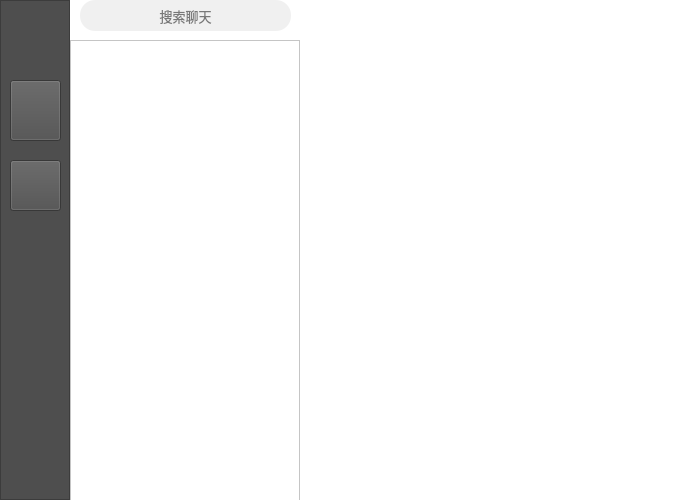
joshmiao/LiteChat, file client/litechat_interface.ui: the form before one commit.
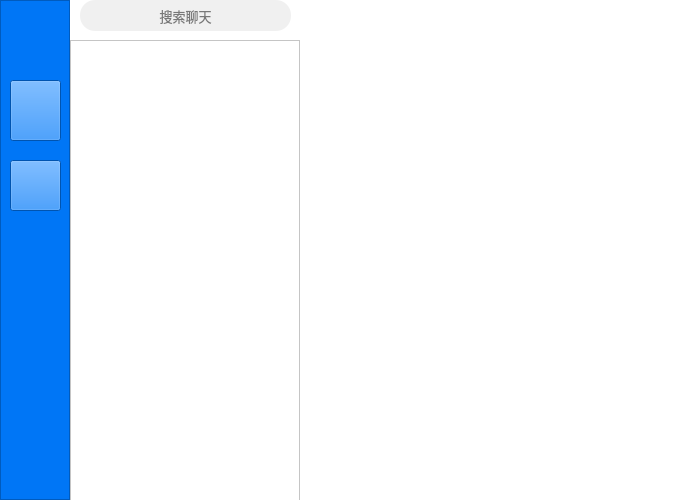
The form after the commit. Icons and pictures are not drawn.

Diff of the .ui file:
```diff
--- a/client/litechat_interface.ui
+++ b/client/litechat_interface.ui
@@ -51,7 +51,7 @@
      </rect>
     </property>
     <property name="styleSheet">
-     <string notr="true">background-color : rgb(78, 78, 78)</string>
+     <string notr="true">background-color: rgb(0, 118, 246);</string>
     </property>
     <property name="frameShape">
      <enum>QFrame::StyledPanel</enum>
@@ -69,7 +69,7 @@
       </rect>
      </property>
      <property name="styleSheet">
-      <string notr="true">background-color: rgb(78, 78, 78);
+      <string notr="true">background-color: rgb(0, 118, 246);
 border-image: url(:/img/chatlist1.png);</string>
      </property>
      <property name="text">
@@ -86,7 +86,7 @@
       </rect>
      </property>
      <property name="styleSheet">
-      <string notr="true">background-color: rgb(78, 78, 78);
+      <string notr="true">background-color: rgb(0, 118, 246);
 border-image: url(:/img/addfriend1.png);
 </string>
      </property>
```
